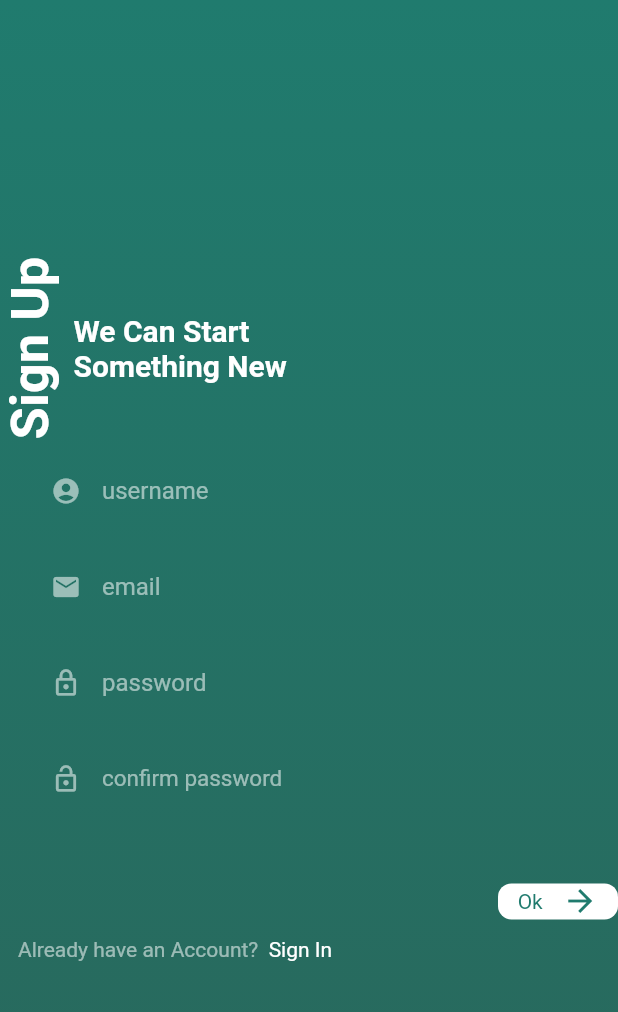
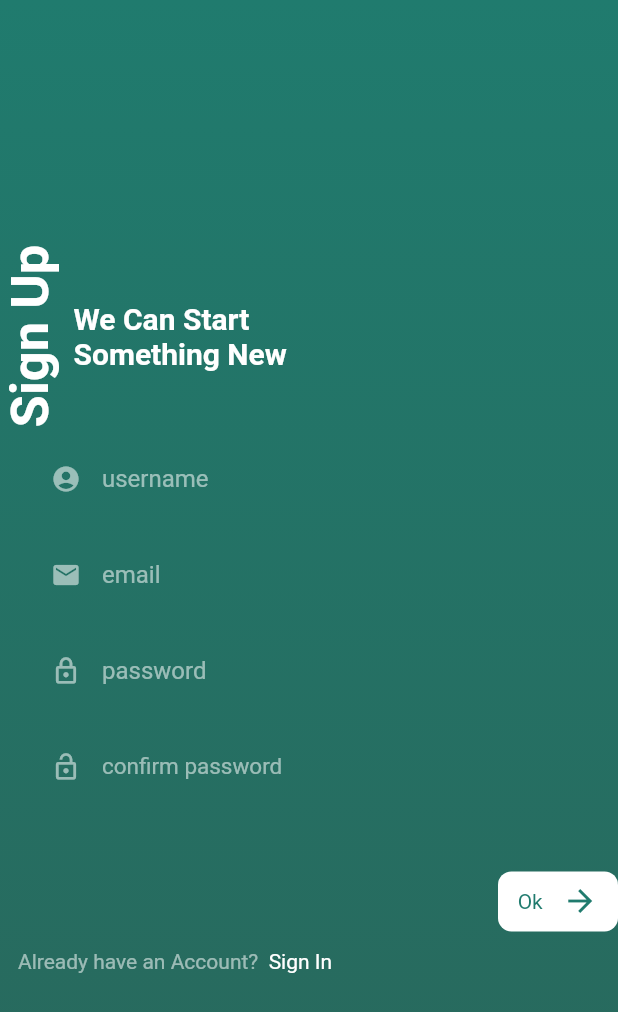
Before and after one commit to janWICKEDpro/advertising_app, a Flutter app: the SignUp screen opened directly, on a phone screen of 412 x 824 dp. Shown: the top 1012 px of the screen. Run offline on Flutter 3.47's test engine with Material 2 defaults, Android fonts, the phone set to English and light mode, and no system bars.

```diff
--- a/lib/Screens/authentication/signIn.dart
+++ b/lib/Screens/authentication/signIn.dart
@@ -11,6 +11,9 @@ class SignUp extends StatefulWidget {
 
 class _SignUpState extends State<SignUp> {
 
+  bool isLoading =false;
+  var containerWidth = 80.0;
+  var radiusValue =9.0;
   @override
   void initState(){
     super.initState();
@@ -34,7 +37,7 @@ class _SignUpState extends State<SignUp> {
     emailFocusSignUp!.dispose();
     userNameFocusSignUp!.dispose();
     passwordFocusSignUp!.dispose();
-    confirmPasswordControllerSignUp!.dispose();
+    confirmPasswordFocusSignUP!.dispose();
     super.dispose();
   }
   Widget build(BuildContext context) {
@@ -188,22 +191,36 @@ class _SignUpState extends State<SignUp> {
                             child: Column(children: [
 
                             SizedBox(height: 40,),
-                            AnimatedContainer(
-                              width: 80,
+                            InkWell(
+                              onTap: (){
+                                setState(() {
+                                  isLoading =!isLoading;
+                                });
+                              },
+                              child: Container(
+                                width: containerWidth,
+                                height: 40,
                                 decoration: BoxDecoration(
                                   color: Colors.white,
-                                borderRadius: BorderRadius.all(Radius.circular(9))
+                                  borderRadius: BorderRadius.all(Radius.circular(radiusValue))
                                 ),
+                                 child: isLoading ? Center(
+                                   child: CircularProgressIndicator(
+                                     color:  Color(0xff207B6E) ,
 
-                              child: Row(
+                                     strokeWidth: 2.5,
+                                   ),
+                                 )
+                                 :  Row(
                                   mainAxisSize: MainAxisSize.min,
                                     mainAxisAlignment: MainAxisAlignment.spaceEvenly,
                                     children: [
                                       Text("Ok",style: TextStyle(color: Color(0xff207B6E)),),
                                       Icon(Icons.arrow_forward,color: Color(0xff207B6E),)
-                                ],
+                                    ]
                               ),
-                              duration: Duration(milliseconds: 100),),
+                              ),
+                            )
                           ],),),
                         )
                     ],
--- a/lib/Screens/mainView.dart
+++ b/lib/Screens/mainView.dart
@@ -1,5 +1,6 @@
 import 'package:advertise/Screens/about.dart';
 import 'package:advertise/Screens/accountSettings.dart';
+import 'package:advertise/Screens/addProduct/addProduct.dart';
 import 'package:advertise/Screens/products.dart';
 import 'package:advertise/Screens/settings.dart';
 import 'package:advertise/colorConstants.dart';
@@ -95,7 +96,7 @@ class _MainViewState extends State<MainView> {
           )
         ],
         color: primaryColor
-      ), child: IconButton(icon: Icon(Icons.add) , onPressed: (){},color: Colors.white,iconSize: 35,)),
+      ), child: IconButton(icon: Icon(Icons.add) , onPressed: (){Navigator.of(context).push(MaterialPageRoute(builder: (context)=>AddProduct()));},color: Colors.white,iconSize: 35,)),
     );
   }
 }
--- a/lib/main.dart
+++ b/lib/main.dart
@@ -1,6 +1,7 @@
 import 'package:advertise/Screens/authentication/login.dart';
 import 'package:advertise/Screens/authentication/signIn.dart';
 import 'package:advertise/Screens/authentication/switch.dart';
+import 'package:advertise/Screens/mainView.dart';
 import 'package:flutter/material.dart';
 
 import 'package:advertise/colorConstants.dart';
@@ -18,7 +19,10 @@ class MyApp extends StatelessWidget {
     return MaterialApp(
         debugShowCheckedModeBanner: false,
         color: primaryColor,
-        home: Authenticate(),
+        theme: ThemeData(
+          focusColor: Colors.white
+        ),
+        home: MainView(),
     );
   }
 }
```
Also changed, not shown: lib/Screens/addProduct/addProduct.dart (added, +37 -0 lines), lib/Screens/authentication/login.dart (+31 -8 lines). Lines whose indentation alone changed are shown as unchanged.
